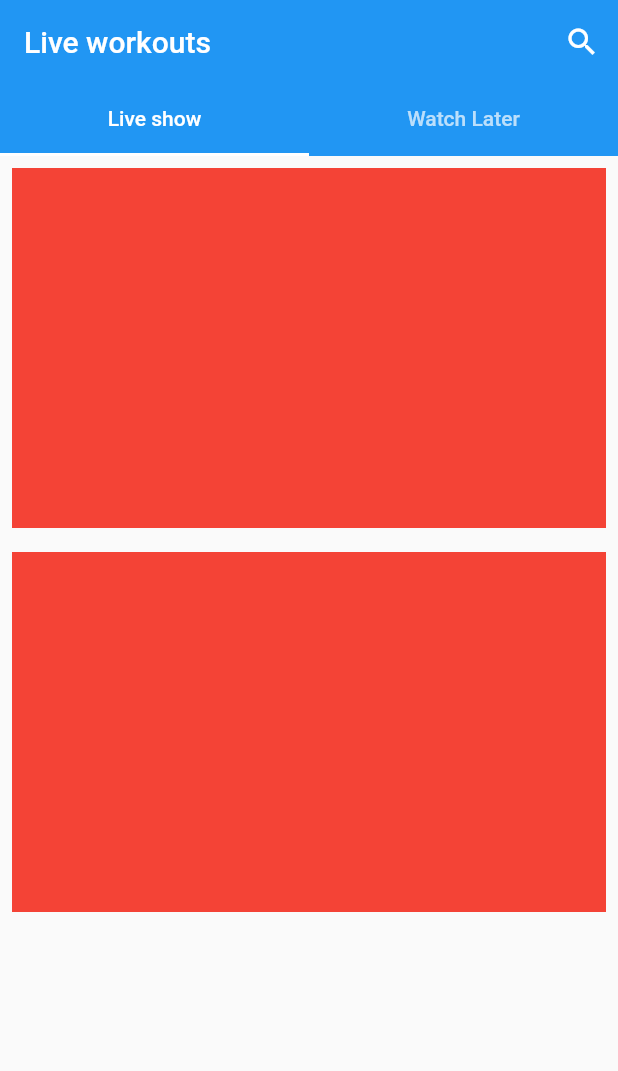
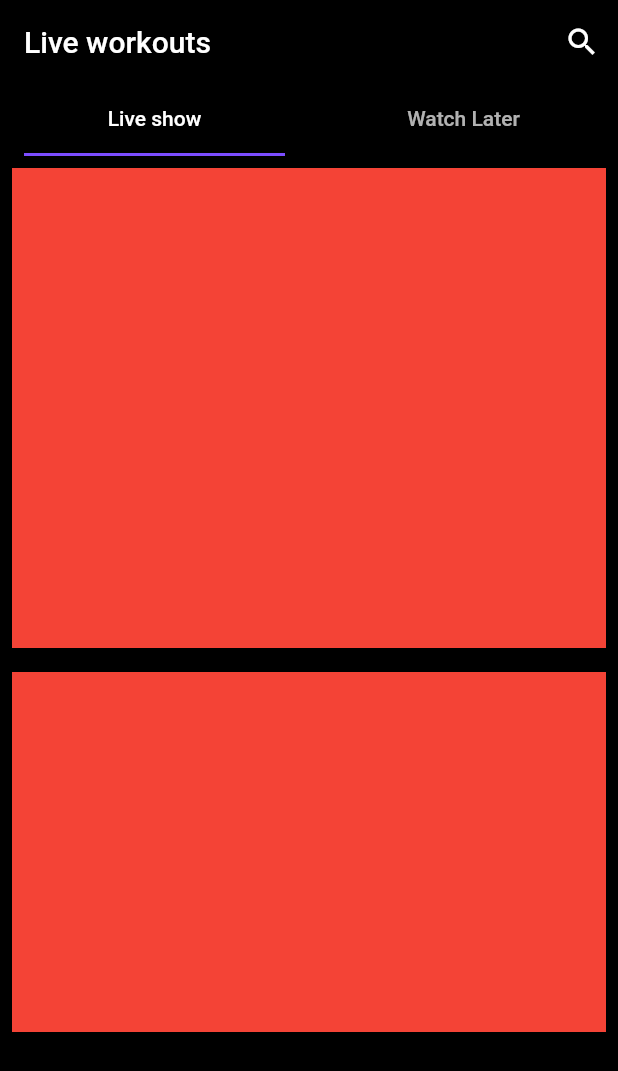
Before and after one commit to JAICHANGPARK/flutter_notebook_19th_story, a Flutter app: the screen it shows after launch, on a phone screen of 412 x 824 dp. Shown: the top 1071 px of the screen. Run offline on Flutter 3.47's test engine with Material 2 defaults, Android fonts, the phone set to English and light mode, and no system bars; our stand-ins replace flutter_riverpod, freezed_annotation.

Commit message:
Update fitness_workout_home_page.dart

```diff
--- a/lib/ep1105_fitness_workout_app/src/ui/fitness_workout_home_page.dart
+++ b/lib/ep1105_fitness_workout_app/src/ui/fitness_workout_home_page.dart
@@ -7,8 +7,7 @@ class FitnessWorkoutHomePage extends StatefulWidget {
   State<FitnessWorkoutHomePage> createState() => _FitnessWorkoutHomePageState();
 }
 
-class _FitnessWorkoutHomePageState extends State<FitnessWorkoutHomePage>
-with SingleTickerProviderStateMixin{
+class _FitnessWorkoutHomePageState extends State<FitnessWorkoutHomePage> with SingleTickerProviderStateMixin {
   late TabController _tabController;
 
   @override
@@ -17,38 +16,46 @@ with SingleTickerProviderStateMixin{
     super.initState();
     _tabController = TabController(length: 2, vsync: this);
   }
+
   @override
   Widget build(BuildContext context) {
     return Scaffold(
+      backgroundColor: Colors.black,
       body: NestedScrollView(
         headerSliverBuilder: (BuildContext context, bool innerBoxIsScrolled) {
           return [
             SliverAppBar(
-              title: Text("Live workouts"),
+              backgroundColor: Colors.black,
+              foregroundColor: Colors.white,
+              title: const Text("Live workouts"),
               actions: [
                 IconButton(
                   onPressed: () {},
-                  icon: Icon(Icons.search),
+                  icon: const Icon(Icons.search),
                 ),
               ],
               bottom: TabBar(
                 controller: _tabController,
-                tabs: [
+                indicatorColor: Colors.deepPurpleAccent,
+                indicatorPadding: EdgeInsets.symmetric(horizontal: 16),
+                tabs: const [
                   Tab(text: "Live show"),
-                  Tab(text: "Watch Later",),
+                  Tab(
+                    text: "Watch Later",
+                  ),
                 ],
               ),
             ),
-
           ];
         },
         body: ListView(
+          padding: EdgeInsets.zero,
           children: [
             Padding(
               padding: const EdgeInsets.all(8.0),
               child: Container(
-                height: 240,
-                decoration: BoxDecoration(
+                height: 320,
+                decoration: const BoxDecoration(
                   color: Colors.red,
                 ),
               ),
@@ -57,7 +64,7 @@ with SingleTickerProviderStateMixin{
               padding: const EdgeInsets.all(8.0),
               child: Container(
                 height: 240,
-                decoration: BoxDecoration(
+                decoration: const BoxDecoration(
                   color: Colors.red,
                 ),
               ),
```
